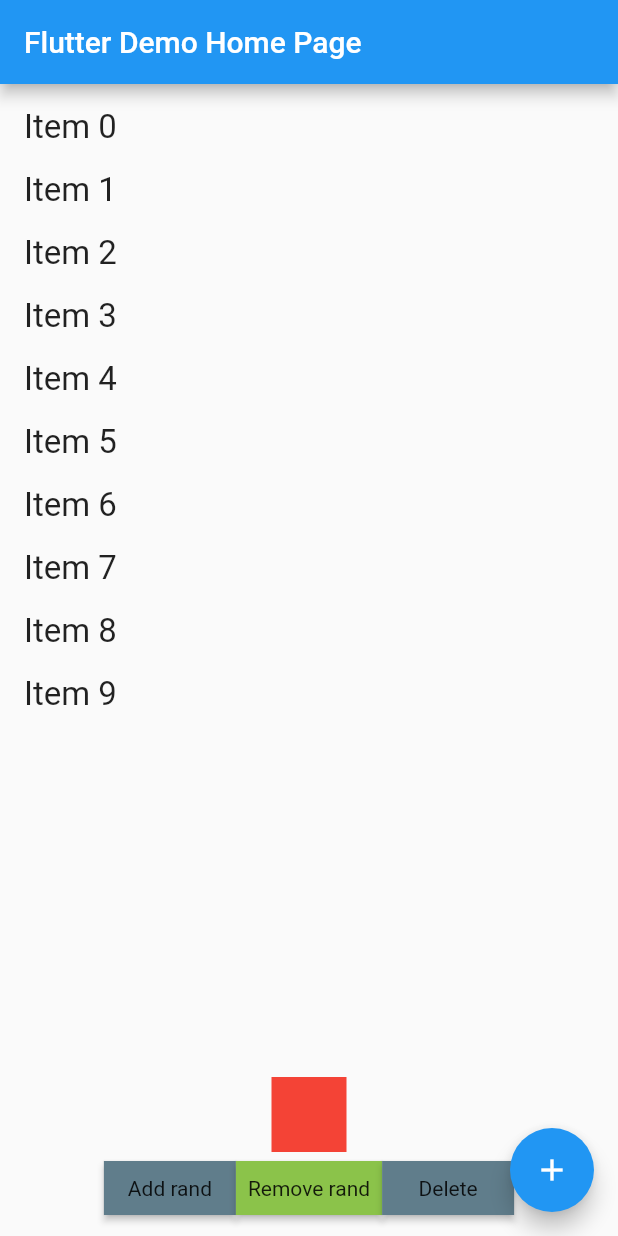
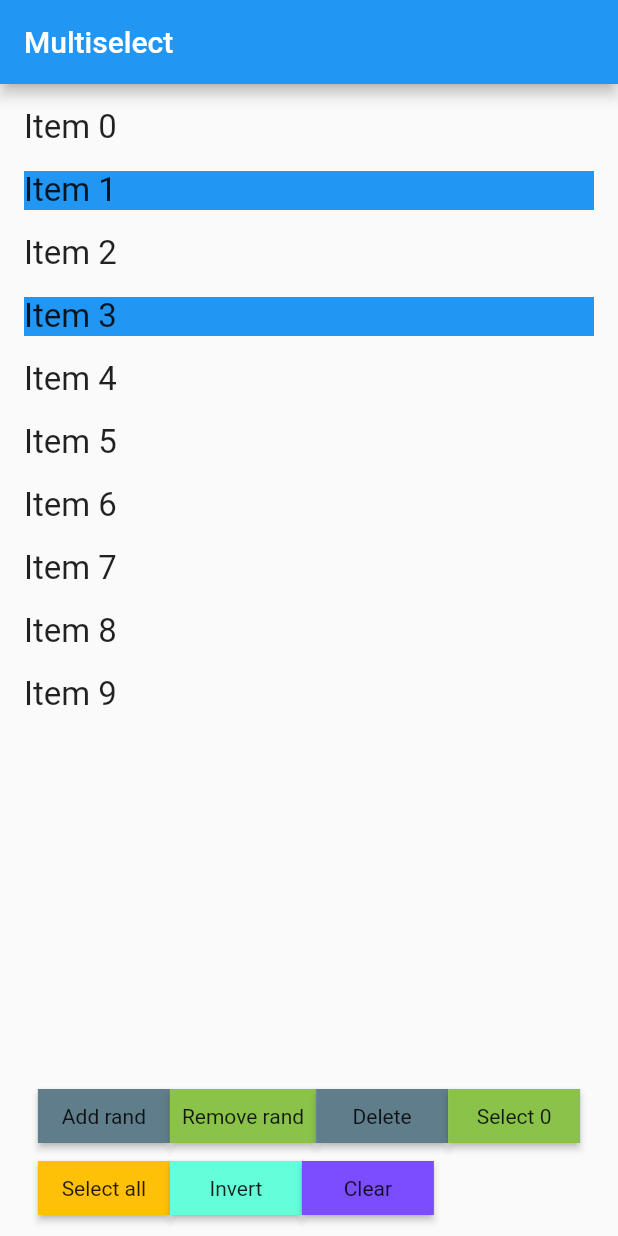
Before and after one commit to flankb/multiselect_scope, a Flutter app: the screen it shows after launch, on a phone screen of 412 x 824 dp. Run offline on Flutter 3.47's test engine with Material 2 defaults, Android fonts, the phone set to English and light mode, and no system bars.

Commit message:
Add new selection methods, refactoring

```diff
--- a/example/lib/main.dart
+++ b/example/lib/main.dart
@@ -8,43 +8,21 @@ void main() {
 }
 
 class MyApp extends StatelessWidget {
-  // This widget is the root of your application.
   @override
   Widget build(BuildContext context) {
     return MaterialApp(
-      title: 'Flutter Demo',
+      title: 'Flutter Multiselect scope Demo',
       theme: ThemeData(
-        // This is the theme of your application.
-        //
-        // Try running your application with "flutter run". You'll see the
-        // application has a blue toolbar. Then, without quitting the app, try
-        // changing the primarySwatch below to Colors.green and then invoke
-        // "hot reload" (press "r" in the console where you ran "flutter run",
-        // or simply save your changes to "hot reload" in a Flutter IDE).
-        // Notice that the counter didn't reset back to zero; the application
-        // is not restarted.
         primarySwatch: Colors.blue,
-        // This makes the visual density adapt to the platform that you run
-        // the app on. For desktop platforms, the controls will be smaller and
-        // closer together (more dense) than on mobile platforms.
         visualDensity: VisualDensity.adaptivePlatformDensity,
       ),
-      home: MyHomePage(title: 'Flutter Demo Home Page'),
+      home: MyHomePage(title: 'Multiselect'),
     );
   }
 }
 
 class MyHomePage extends StatefulWidget {
   MyHomePage({Key key, this.title}) : super(key: key);
-
-  // This widget is the home page of your application. It is stateful, meaning
-  // that it has a State object (defined below) that contains fields that affect
-  // how it looks.
-
-  // This class is the configuration for the state. It holds the values (in this
-  // case the title) provided by the parent (in this case the App widget) and
-  // used by the build method of the State. Fields in a Widget subclass are
-  // always marked "final".
 
   final String title;
 
@@ -53,52 +31,30 @@ class MyHomePage extends StatefulWidget {
 }
 
 class _MyHomePageState extends State<MyHomePage> {
-  //int _counter = 0;
   List<String> _items;
   MultiselectController _multiselectController;
+  Random random;
 
   @override
   void initState() {
     super.initState();
+    random = Random();
+    _items = List.generate(10, (index) => 'Item $index');
+
     _multiselectController = MultiselectController();
-    // _multiselectController.addListener(() {
-    //   debugPrint("Custom listener invoked!");
-    // });
-
-    _items = List.generate(10, (index) => 'Item $index');
   }
-
-  // void _incrementCounter() {
-  //   setState(() {
-  //     // This call to setState tells the Flutter framework that something has
-  //     // changed in this State, which causes it to rerun the build method below
-  //     // so that the display can reflect the updated values. If we changed
-  //     // _counter without calling setState(), then the build method would not be
-  //     // called again, and so nothing would appear to happen.
-  //     _counter++;
-  //   });
-  // }
 
   @override
   Widget build(BuildContext context) {
-    //ToggleButtons
-
-    // This method is rerun every time setState is called, for instance as done
-    // by the _incrementCounter method above.
-    //
-    // The Flutter framework has been optimized to make rerunning build methods
-    // fast, so that you can just rebuild anything that needs updating rather
-    // than having to individually change instances of widgets.
     return Scaffold(
       appBar: AppBar(
-        // Here we take the value from the MyHomePage object that was created by
-        // the App.build method, and use it to set our appbar title.
         title: Text(widget.title),
       ),
       body: MultiselectScope<String>(
         controller: _multiselectController,
         dataSource: _items,
         clearSelectionOnPop: true,
+        initialSelectedIndexes: [1, 3],
         onSelectionChanged: (indexes, items) {
           debugPrint(
               'Custom listener invoked! Indexes: $indexes Items: $items');
@@ -146,9 +102,7 @@ class _MyHomePageState extends State<MyHomePage> {
                       );
                     }),
               ),
-              Rectangle(),
-              Row(
-                mainAxisAlignment: MainAxisAlignment.center,
+              Wrap(
                 children: <Widget>[
                   RawMaterialButton(
                     child: Text('Add rand'),
@@ -156,8 +110,14 @@ class _MyHomePageState extends State<MyHomePage> {
                     fillColor: Colors.blueGrey,
                     onPressed: () {
                       setState(() {
-                        final randItem = 'RandItem';
-                        _items.insert(3, randItem);
+                        final randItem =
+                            'RandItem' + random.nextInt(256).toString();
+
+                        final randomIndex = _items.isEmpty
+                            ? 0
+                            : random.nextInt(_items.length - 1);
+                        _items.insert(randomIndex,
+                            randItem); // TODO Fix after delete all!
                       });
                     },
                   ),
@@ -167,7 +127,11 @@ class _MyHomePageState extends State<MyHomePage> {
                     fillColor: Colors.lightGreen,
                     onPressed: () {
                       setState(() {
-                        _items.removeAt(Random().nextInt(_items.length - 1));
+                        if (_items.length == 1) {
+                          _items.removeAt(0);
+                        } else {
+                          _items.removeAt(random.nextInt(_items.length - 1));
+                        }
                       });
                     },
                   ),
@@ -181,12 +145,50 @@ class _MyHomePageState extends State<MyHomePage> {
                             .getSelectedItems()
                             .cast<String>();
 
-                        //_multiselectController.clearSelection();
-
                         _items = _items
                             .where(
                                 (element) => !itemsToRemove.contains(element))
                             .toList();
+                      });
+                    },
+                  ),
+                  RawMaterialButton(
+                    padding: EdgeInsets.symmetric(horizontal: 8.0),
+                    child: Text('Select 0'),
+                    fillColor: Colors.lightGreen,
+                    onPressed: () {
+                      setState(() {
+                        _multiselectController.select(0);
+                      });
+                    },
+                  ),
+                  RawMaterialButton(
+                    padding: EdgeInsets.symmetric(horizontal: 8.0),
+                    child: Text('Select all'),
+                    fillColor: Colors.amber,
+                    onPressed: () {
+                      setState(() {
+                        _multiselectController.selectAll();
+                      });
+                    },
+                  ),
+                  RawMaterialButton(
+                    padding: EdgeInsets.symmetric(horizontal: 8.0),
+                    child: Text('Invert'),
+                    fillColor: Colors.tealAccent,
+                    onPressed: () {
+                      setState(() {
+                        _multiselectController.invertSelection();
+                      });
+                    },
+                  ),
+                  RawMaterialButton(
+                    padding: EdgeInsets.symmetric(horizontal: 8.0),
+                    child: Text('Clear'),
+                    fillColor: Colors.deepPurpleAccent,
+                    onPressed: () {
+                      setState(() {
+                        _multiselectController.clearSelection();
                       });
                     },
                   ),
@@ -195,49 +197,7 @@ class _MyHomePageState extends State<MyHomePage> {
             ],
           ),
         ),
-      ),
-      floatingActionButton: FloatingActionButton(
-        onPressed: () {
-          _multiselectController.select(0);
-        },
-        tooltip: 'Increment',
-        child: Icon(Icons.add),
       ), // This trailing comma makes auto-formatting nicer for build methods.
     );
   }
 }
-
-class Rectangle extends StatelessWidget {
-  Rectangle({Key key /*, MultiselectController controller*/}) : super(key: key);
-
-  @override
-  Widget build(BuildContext context) {
-    debugPrint('build Rectangle');
-
-    return Container(
-      height: 50,
-      width: 50,
-      color: Colors.red,
-    );
-  }
-}
-
-class RectangleStateful extends StatefulWidget {
-  const RectangleStateful({Key key}) : super(key: key);
-
-  @override
-  _RectangleStatefulState createState() => _RectangleStatefulState();
-}
-
-class _RectangleStatefulState extends State<RectangleStateful> {
-  @override
-  Widget build(BuildContext context) {
-    debugPrint('build Rectangle stateful');
-
-    return Container(
-      height: 50,
-      width: 50,
-      color: Colors.red,
-    );
-  }
-}
--- a/lib/multiselect_scope.dart
+++ b/lib/multiselect_scope.dart
@@ -43,13 +43,6 @@ class MultiselectController extends ChangeNotifier {
     }
   }
 
-  // @deprecated
-  // List<T> getSelectedItems<T>(List<T> allItems) {
-  //   final selectedItems = selectedIndexes.map((e) => allItems[e]).toList();
-
-  //   return selectedItems;
-  // }
-
   List getSelectedItems() {
     final selectedItems = selectedIndexes.map((e) => _dataSource[e]).toList();
 
@@ -63,7 +56,14 @@ class MultiselectController extends ChangeNotifier {
     }
   }
 
-  void invertSelection() {}
+  void invertSelection() {
+    _selectedIndexes = List<int>.generate(_itemsCount, (i) => i)
+        .toSet()
+        .difference(_selectedIndexes.toSet())
+        .toList();
+
+    notifyListeners();
+  }
 
   void selectAll() {
     _selectedIndexes = List<int>.generate(_itemsCount, (i) => i);
@@ -100,7 +100,7 @@ class MultiselectScope<T> extends StatefulWidget {
   final MultiselectController controller;
   final List<T> dataSource;
   final bool clearSelectionOnPop;
-  final bool preserveSelectedIndexesBetweenUpdates;
+  final bool preserveSelectedItemsBetweenUpdates;
   final List<int> initialSelectedIndexes;
 
   MultiselectScope({
@@ -109,7 +109,7 @@ class MultiselectScope<T> extends StatefulWidget {
     @required this.dataSource,
     this.onSelectionChanged,
     this.clearSelectionOnPop = false,
-    this.preserveSelectedIndexesBetweenUpdates = true,
+    this.preserveSelectedItemsBetweenUpdates = true,
     @required this.child,
     this.initialSelectedIndexes,
   })  : assert(dataSource != null),
@@ -137,8 +137,11 @@ class _MultiselectScopeState<T> extends State<MultiselectScope<T>> {
     debugPrint('_GreatMultiselectState init()');
 
     _hashesCopy = _createHashesCopy();
-    //widget.controller._setItemsCount(widget.dataSource.length);
     widget.controller._setDataSource(widget.dataSource);
+
+    if (widget.initialSelectedIndexes != null) {
+      widget.controller._setSelectedIndexes(widget.initialSelectedIndexes);
+    }
 
     if (widget.onSelectionChanged != null) {
       widget.controller.addListener(() {
@@ -155,7 +158,7 @@ class _MultiselectScopeState<T> extends State<MultiselectScope<T>> {
   @override
   void didUpdateWidget(MultiselectScope oldWidget) {
     debugPrint('didUpdateWidget GreatMultiselect');
-    if (widget.preserveSelectedIndexesBetweenUpdates) {
+    if (widget.preserveSelectedItemsBetweenUpdates) {
       _updateController(oldWidget);
     }
 
--- a/pubspec.yaml
+++ b/pubspec.yaml
@@ -1,6 +1,6 @@
 name: multiselect_scope
 description: Package for multiselect items
-version: 0.0.1+2
+version: 0.0.1+3
 author:
 homepage:
 
```
Also changed, not shown: example/pubspec.lock.
